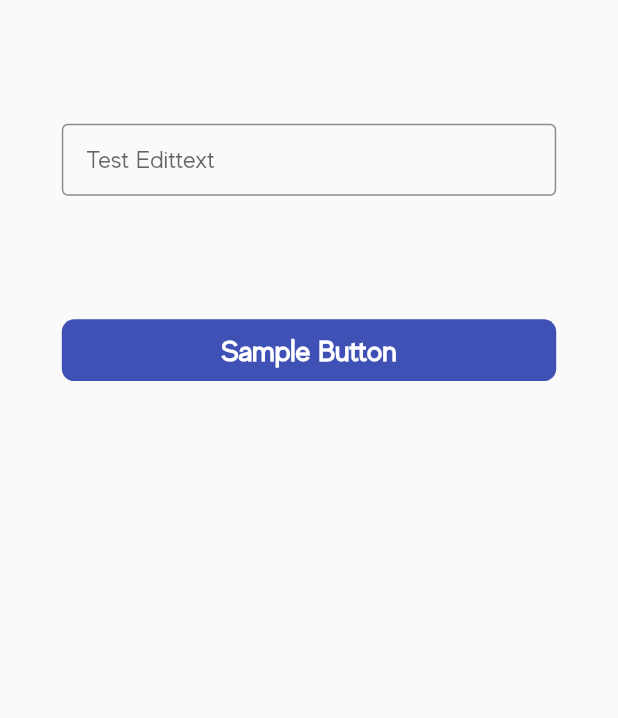
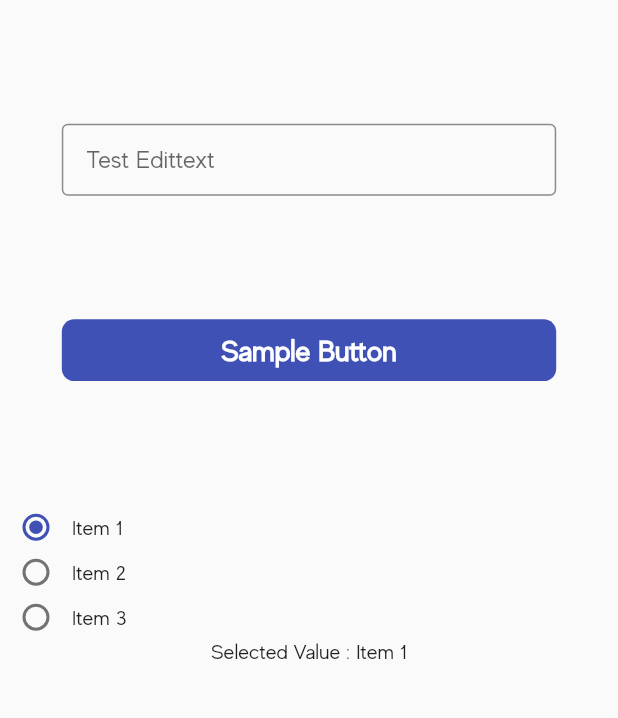
Before and after one commit to yudizandroidkaran/temp, a Flutter app: the screen it shows after launch, on a phone screen of 412 x 824 dp, the part 164-882 px from its top. Run offline on Flutter 3.47's test engine with Material 2 defaults, Android fonts, the phone set to English and light mode, and no system bars; drawn by our look-alikes of group_radio_button; our stand-ins replace sizer.

Commit message:
Initial Commit

```diff
--- /dev/null
+++ b/lib/components/custom_radio_button.dart
@@ -0,0 +1,50 @@
+import 'package:flutter/material.dart';
+import 'package:group_radio_button/group_radio_button.dart';
+import 'package:sizer/sizer.dart';
+
+class CustomRadioGroup extends StatefulWidget {
+  final List<String> items;
+  final Axis? direction;
+  final Function onValueChanged;
+
+  const CustomRadioGroup(
+      {Key? key,
+      required this.items,
+      this.direction,
+      required this.onValueChanged})
+      : super(key: key);
+
+  @override
+  State<CustomRadioGroup> createState() => _CustomRadioGroupState();
+}
+
+class _CustomRadioGroupState extends State<CustomRadioGroup> {
+  late String _selectedValue;
+
+  @override
+  void initState() {
+    super.initState();
+
+    _selectedValue = widget.items[0];
+  }
+
+  @override
+  Widget build(BuildContext context) {
+    return RadioGroup<String>.builder(
+      groupValue: _selectedValue,
+      onChanged: (value) {
+        setState(() {
+          _selectedValue = value as String;
+        });
+        widget.onValueChanged(value);
+      },
+      items: widget.items,
+      itemBuilder: (item) => RadioButtonBuilder(
+        item,
+      ),
+      direction: widget.direction ?? Axis.vertical,
+      horizontalAlignment: MainAxisAlignment.start,
+      activeColor: Theme.of(context).primaryColor,
+    );
+  }
+}
--- a/lib/screens/splash.dart
+++ b/lib/screens/splash.dart
@@ -1,4 +1,5 @@
 import 'package:azure_car/components/custom_button.dart';
+import 'package:azure_car/components/custom_radio_button.dart';
 import 'package:azure_car/components/custom_text_field.dart';
 import 'package:flutter/material.dart';
 import 'package:sizer/sizer.dart';
@@ -12,6 +13,7 @@ class Splash extends StatefulWidget {
 
 class _SplashState extends State<Splash> {
   final TextEditingController _testController = TextEditingController();
+  String _selectedValue = "Item 1";
 
   @override
   Widget build(BuildContext context) {
@@ -26,7 +28,17 @@ class _SplashState extends State<Splash> {
               textEditingController: _testController,
               hintText: "Test Edittext"),
           SizedBox(height: 20.w),
-          CustomButton(buttonText: "Sample Button", onClick: () {})
+          CustomButton(buttonText: "Sample Button", onClick: () {}),
+          SizedBox(height: 20.w),
+          CustomRadioGroup(
+            items: ["Item 1", "Item 2", "Item 3"],
+            onValueChanged: (value) {
+              setState(() {
+                _selectedValue = value;
+              });
+            },
+          ),
+          Text("Selected Value : " + _selectedValue)
         ],
       )),
     );
--- a/pubspec.yaml
+++ b/pubspec.yaml
@@ -14,6 +14,7 @@ dependencies:
 
   cupertino_icons: ^1.0.2
   sizer: ^2.0.15
+  group_radio_button: ^1.1.0
 
 dev_dependencies:
   flutter_test:
```
Also changed, not shown: pubspec.lock.
